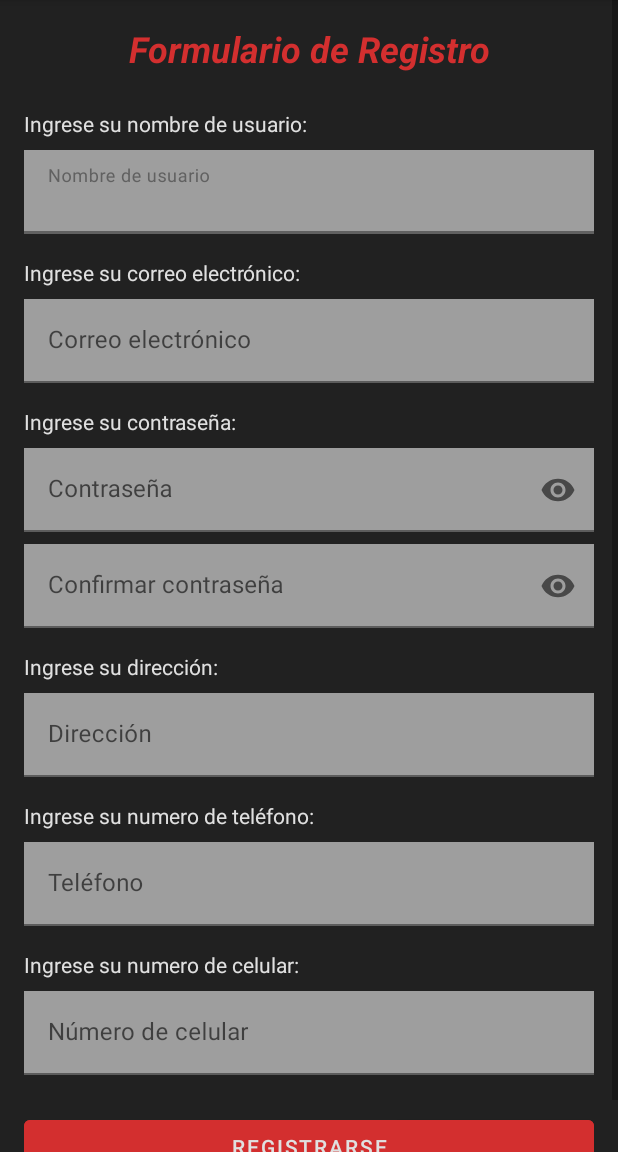
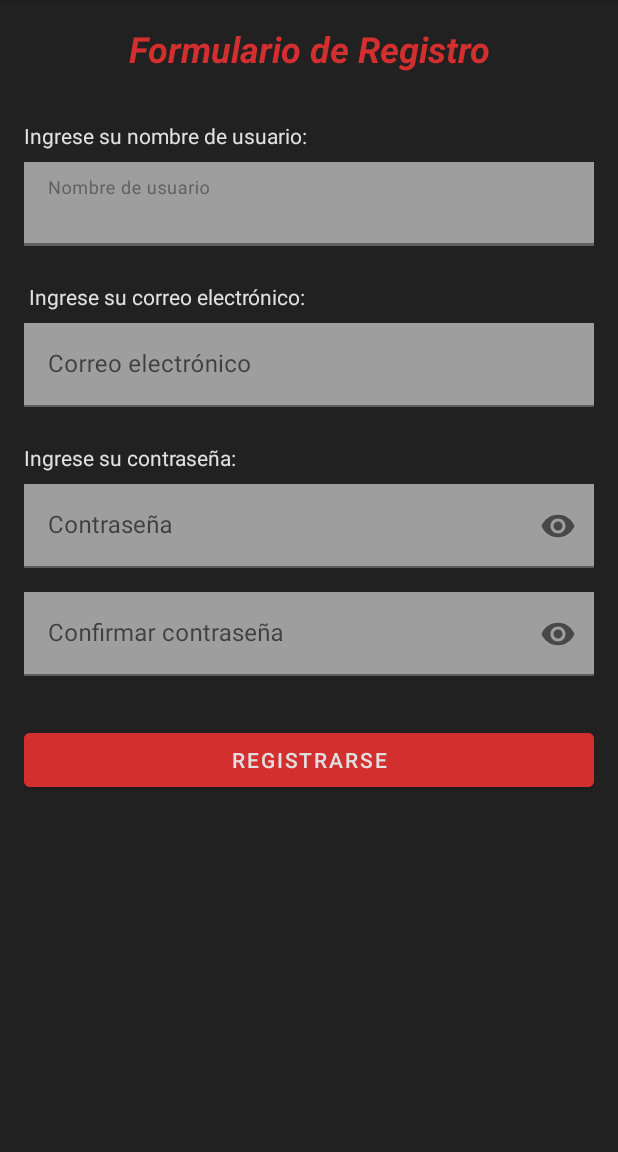
Before and after one commit to jeferson-gallo/AppFinalProject, an Android app: the RegisterActivity screen opened directly, with no data from a screen before it, on a phone screen of 412 x 824 dp, the part 84-1236 px from its top. Run offline under Robolectric (Android 15) with nearby library versions, the phone set to English and light mode, and no system bars; our stand-ins replace Firebase (no records; nobody signed in at launch, a user with empty details on screens opened directly).

Commit message:
Revert "Feature/register"

```diff
--- a/app/src/main/java/com/eljeff/appfinalproject/ui/cart/CartFragment.kt
+++ b/app/src/main/java/com/eljeff/appfinalproject/CartFragment.kt
@@ -1,11 +1,10 @@
-package com.eljeff.appfinalproject.ui.cart
+package com.eljeff.appfinalproject
 
 import android.os.Bundle
 import androidx.fragment.app.Fragment
 import android.view.LayoutInflater
 import android.view.View
 import android.view.ViewGroup
-import com.eljeff.appfinalproject.R
 
 class CartFragment : Fragment() {
 
--- a/app/src/main/java/com/eljeff/appfinalproject/MainActivity.kt
+++ b/app/src/main/java/com/eljeff/appfinalproject/MainActivity.kt
@@ -9,6 +9,10 @@ import androidx.navigation.ui.setupActionBarWithNavController
 import androidx.navigation.ui.setupWithNavController
 
 class MainActivity : AppCompatActivity() {
+
+    //Hola
+    //Hola develop
+    //Hola firebase
 
     override fun onCreate(savedInstanceState: Bundle?) {
         super.onCreate(savedInstanceState)
--- a/app/src/main/res/layout/activity_login.xml
+++ b/app/src/main/res/layout/activity_login.xml
@@ -4,8 +4,7 @@
     xmlns:app="http://schemas.android.com/apk/res-auto"
     xmlns:tools="http://schemas.android.com/tools"
     android:layout_width="match_parent"
-    android:layout_height="match_parent"
-    android:background="@color/background">
+    android:layout_height="match_parent">
 
     <androidx.constraintlayout.widget.ConstraintLayout
         android:layout_width="match_parent"
--- a/app/src/main/res/layout/activity_register.xml
+++ b/app/src/main/res/layout/activity_register.xml
@@ -29,7 +29,7 @@
             android:id="@+id/user_name_reg_tx_vw"
             android:layout_width="wrap_content"
             android:layout_height="wrap_content"
-            android:layout_marginTop="24dp"
+            android:layout_marginTop="32dp"
             android:text="@string/input_user_name"
             android:textColor="@color/primary_text"
             app:layout_constraintEnd_toEndOf="parent"
@@ -59,11 +59,11 @@
             android:id="@+id/email_reg_tx_vw"
             android:layout_width="wrap_content"
             android:layout_height="wrap_content"
-            android:layout_marginTop="16dp"
+            android:layout_marginTop="24dp"
             android:text="@string/input_email"
             android:textColor="@color/primary_text"
             app:layout_constraintEnd_toEndOf="parent"
-            app:layout_constraintHorizontal_bias="0.0"
+            app:layout_constraintHorizontal_bias="0.016"
             app:layout_constraintStart_toStartOf="parent"
             app:layout_constraintTop_toBottomOf="@+id/user_name_reg_tx_inp_lay" />
 
@@ -89,7 +89,7 @@
             android:id="@+id/password_reg_tx_vw"
             android:layout_width="wrap_content"
             android:layout_height="wrap_content"
-            android:layout_marginTop="16dp"
+            android:layout_marginTop="24dp"
             android:text="@string/input_password"
             android:textColor="@color/primary_text"
             app:layout_constraintEnd_toEndOf="parent"
@@ -119,7 +119,7 @@
             android:id="@+id/conf_password_reg_tx_inp_lay"
             android:layout_width="match_parent"
             android:layout_height="wrap_content"
-            android:layout_marginTop="8dp"
+            android:layout_marginTop="16dp"
             app:endIconMode="password_toggle"
             app:layout_constraintEnd_toEndOf="parent"
             app:layout_constraintStart_toStartOf="parent"
@@ -134,105 +134,18 @@
                 android:inputType="textPassword|textWebPassword" />
         </com.google.android.material.textfield.TextInputLayout>
 
-        <TextView
-            android:id="@+id/address_reg_tx_vw"
-            android:layout_width="wrap_content"
-            android:layout_height="wrap_content"
-            android:layout_marginTop="16dp"
-            android:text="@string/input_address"
-            android:textColor="@color/primary_text"
-            app:layout_constraintEnd_toEndOf="parent"
-            app:layout_constraintHorizontal_bias="0.0"
-            app:layout_constraintStart_toStartOf="parent"
-            app:layout_constraintTop_toBottomOf="@+id/conf_password_reg_tx_inp_lay" />
-
-        <com.google.android.material.textfield.TextInputLayout
-            android:id="@+id/address_reg_tx_inp_lay"
-            android:layout_width="0dp"
-            android:layout_height="wrap_content"
-            android:layout_marginTop="8dp"
-            app:layout_constraintEnd_toEndOf="parent"
-            app:layout_constraintStart_toStartOf="parent"
-            app:layout_constraintTop_toBottomOf="@+id/address_reg_tx_vw">
-
-            <com.google.android.material.textfield.TextInputEditText
-                android:id="@+id/address_reg_ed_tx"
-                android:layout_width="match_parent"
-                android:layout_height="wrap_content"
-                android:background="@color/background_layouts"
-                android:hint="@string/address" />
-        </com.google.android.material.textfield.TextInputLayout>
-
-        <TextView
-            android:id="@+id/telephone_reg_tx_vw"
-            android:layout_width="wrap_content"
-            android:layout_height="wrap_content"
-            android:layout_marginTop="16dp"
-            android:text="@string/input_telephone"
-            android:textColor="@color/primary_text"
-            app:layout_constraintEnd_toEndOf="parent"
-            app:layout_constraintHorizontal_bias="0.0"
-            app:layout_constraintStart_toStartOf="parent"
-            app:layout_constraintTop_toBottomOf="@+id/address_reg_tx_inp_lay" />
-
-        <com.google.android.material.textfield.TextInputLayout
-            android:id="@+id/telephone_reg_tx_inp_lay"
-            android:layout_width="0dp"
-            android:layout_height="wrap_content"
-            android:layout_marginTop="8dp"
-            app:layout_constraintEnd_toEndOf="parent"
-            app:layout_constraintStart_toStartOf="parent"
-            app:layout_constraintTop_toBottomOf="@+id/telephone_reg_tx_vw">
-
-            <com.google.android.material.textfield.TextInputEditText
-                android:id="@+id/telephone_rg_ed_tx"
-                android:layout_width="match_parent"
-                android:layout_height="wrap_content"
-                android:background="@color/background_layouts"
-                android:hint="@string/telephone" />
-        </com.google.android.material.textfield.TextInputLayout>
-
-        <TextView
-            android:id="@+id/phone_reg_tx_vw"
-            android:layout_width="wrap_content"
-            android:layout_height="wrap_content"
-            android:layout_marginTop="16dp"
-            android:text="@string/input_phone"
-            android:textColor="@color/primary_text"
-            app:layout_constraintEnd_toEndOf="parent"
-            app:layout_constraintHorizontal_bias="0.0"
-            app:layout_constraintStart_toStartOf="parent"
-            app:layout_constraintTop_toBottomOf="@+id/telephone_reg_tx_inp_lay" />
-
-        <com.google.android.material.textfield.TextInputLayout
-            android:id="@+id/phone_reg_tx_inp_lay"
-            android:layout_width="0dp"
-            android:layout_height="wrap_content"
-            android:layout_marginTop="8dp"
-            app:layout_constraintEnd_toEndOf="parent"
-            app:layout_constraintStart_toStartOf="parent"
-            app:layout_constraintTop_toBottomOf="@+id/phone_reg_tx_vw">
-
-            <com.google.android.material.textfield.TextInputEditText
-                android:id="@+id/phone_reg_ed_tx"
-                android:layout_width="match_parent"
-                android:layout_height="wrap_content"
-                android:background="@color/background_layouts"
-                android:hint="@string/phone" />
-        </com.google.android.material.textfield.TextInputLayout>
-
         <Button
             android:id="@+id/register_button"
             style="@style/Widget.MaterialComponents.Button"
             android:layout_width="0dp"
             android:layout_height="wrap_content"
-            android:layout_marginTop="24dp"
+            android:layout_marginTop="32dp"
             android:backgroundTint="@color/buttons_color"
             android:text="@string/register_button"
             android:textColor="@color/primary_text"
             app:layout_constraintEnd_toEndOf="parent"
             app:layout_constraintStart_toStartOf="parent"
-            app:layout_constraintTop_toBottomOf="@+id/phone_reg_tx_inp_lay" />
+            app:layout_constraintTop_toBottomOf="@+id/conf_password_reg_tx_inp_lay" />
 
     </androidx.constraintlayout.widget.ConstraintLayout>
 </ScrollView>
--- a/app/src/main/res/layout/fragment_cart.xml
+++ b/app/src/main/res/layout/fragment_cart.xml
@@ -7,7 +7,7 @@
     android:layout_height="match_parent"
     android:background="@color/background"
     android:padding="8dp"
-    tools:context=".ui.cart.CartFragment">
+    tools:context=".CartFragment">
 
     <!-- TODO: Update blank fragment layout -->
     <TextView
--- a/app/src/main/res/layout/fragment_chat.xml
+++ b/app/src/main/res/layout/fragment_chat.xml
@@ -7,7 +7,7 @@
     android:layout_height="match_parent"
     android:background="@color/background"
     android:padding="8dp"
-    tools:context=".ui.chat.ChatFragment">
+    tools:context=".ChatFragment">
 
     <!-- TODO: Update blank fragment layout -->
     <TextView
--- a/app/src/main/res/layout/fragment_profile.xml
+++ b/app/src/main/res/layout/fragment_profile.xml
@@ -7,7 +7,7 @@
     android:layout_height="match_parent"
     android:background="@color/background"
     android:padding="8dp"
-    tools:context=".ui.profile.ProfileFragment">
+    tools:context=".ProfileFragment">
 
     <!-- TODO: Update blank fragment layout -->
     <TextView
--- a/app/src/main/res/layout/fragment_purchase.xml
+++ b/app/src/main/res/layout/fragment_purchase.xml
@@ -7,7 +7,7 @@
     android:layout_height="match_parent"
     android:background="@color/background"
     android:padding="8dp"
-    tools:context=".ui.purchase.PurchaseFragment">
+    tools:context=".PurchaseFragment">
 
     <!-- TODO: Update blank fragment layout -->
     <TextView
--- a/app/src/main/res/values/strings.xml
+++ b/app/src/main/res/values/strings.xml
@@ -41,10 +41,4 @@
     <string name="cart_description">En este fragment se encontrán los productos que el usuario selecionó para la compra</string>
     <string name="chat_description">Este fragment será el medio de  comunicación entre el usuario y el vendedor, aquí se pude acordar el metodo de pago y el tipo de entrega de los productos.</string>
     <string name="profile_description">En este fragmento se encontraran todos los datos del usuario y una sección donde se califica al usuario según el numero de compras y deudas pendientes.</string>
-    <string name="input_address">Ingrese su dirección:</string>
-    <string name="address">Dirección</string>
-    <string name="input_telephone">Ingrese su numero de teléfono:</string>
-    <string name="telephone">Teléfono</string>
-    <string name="input_phone">Ingrese su numero de celular:</string>
-    <string name="phone">Número de celular</string>
 </resources>
```
Also changed, not shown: app/src/main/java/com/eljeff/appfinalproject/ChatFragment.kt (renamed from app/src/main/java/com/eljeff/appfinalproject/ui/profile/ProfileFragment.kt, +4 -4 lines), app/src/main/java/com/eljeff/appfinalproject/ProfileFragment.kt (renamed from app/src/main/java/com/eljeff/appfinalproject/ui/purchase/PurchaseFragment.kt, +4 -4 lines), app/src/main/java/com/eljeff/appfinalproject/PurchaseFragment.kt (renamed from app/src/main/java/com/eljeff/appfinalproject/ui/chat/ChatFragment.kt, +3 -6 lines), app/src/main/java/com/eljeff/appfinalproject/RegisterActivity.kt (+7 -11 lines), app/src/main/java/com/eljeff/appfinalproject/ui/dashboard/DashboardFragment.kt (added, +31 -0 lines), app/src/main/java/com/eljeff/appfinalproject/ui/dashboard/DashboardViewModel.kt (added, +13 -0 lines), app/src/main/java/com/eljeff/appfinalproject/ui/home/HomeFragment.kt (added, +31 -0 lines), app/src/main/java/com/eljeff/appfinalproject/ui/home/HomeViewModel.kt (added, +13 -0 lines), app/src/main/java/com/eljeff/appfinalproject/ui/notifications/NotificationsFragment.kt (added, +31 -0 lines), app/src/main/java/com/eljeff/appfinalproject/ui/notifications/NotificationsViewModel.kt (added, +13 -0 lines), app/src/main/res/navigation/mobile_navigation.xml (+4 -4 lines).
